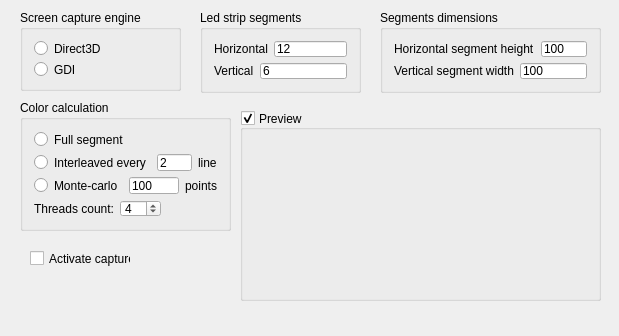
Old version of the form StripCtrl/StripCtrl/StripCtrl.ui in the repository sergrt/stripctrl.
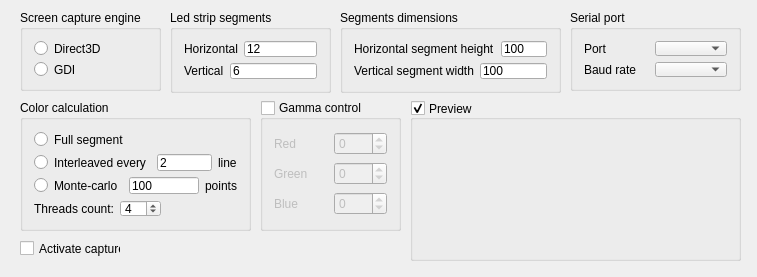
New version of the form. Custom widgets are drawn as their Qt base class.

Commit message: Add stub for serial port. Add gamma correction.

Diff of the .ui file:
```diff
--- a/StripCtrl/StripCtrl/StripCtrl.ui
+++ b/StripCtrl/StripCtrl/StripCtrl.ui
@@ -6,8 +6,8 @@
    <rect>
     <x>0</x>
     <y>0</y>
-    <width>619</width>
-    <height>336</height>
+    <width>757</width>
+    <height>277</height>
    </rect>
   </property>
   <property name="windowTitle">
@@ -17,8 +17,8 @@
    <widget class="QCheckBox" name="activate_">
     <property name="geometry">
      <rect>
-      <x>30</x>
-      <y>250</y>
+      <x>20</x>
+      <y>240</y>
       <width>101</width>
       <height>17</height>
      </rect>
@@ -32,7 +32,7 @@
      <rect>
       <x>20</x>
       <y>10</y>
-      <width>161</width>
+      <width>141</width>
       <height>81</height>
      </rect>
     </property>
@@ -59,7 +59,7 @@
    <widget class="QGroupBox" name="groupBox_2">
     <property name="geometry">
      <rect>
-      <x>200</x>
+      <x>170</x>
       <y>10</y>
       <width>161</width>
       <height>83</height>
@@ -110,10 +110,10 @@
    <widget class="QGroupBox" name="previewBox">
     <property name="geometry">
      <rect>
-      <x>240</x>
-      <y>110</y>
-      <width>361</width>
-      <height>191</height>
+      <x>410</x>
+      <y>100</y>
+      <width>331</width>
+      <height>161</height>
      </rect>
     </property>
     <property name="title">
@@ -141,7 +141,7 @@
    <widget class="QGroupBox" name="groupBox_3">
     <property name="geometry">
      <rect>
-      <x>380</x>
+      <x>340</x>
       <y>10</y>
       <width>221</width>
       <height>83</height>
@@ -194,7 +194,7 @@
      <rect>
       <x>20</x>
       <y>100</y>
-      <width>211</width>
+      <width>231</width>
       <height>131</height>
      </rect>
     </property>
@@ -298,16 +298,133 @@
      </item>
     </layout>
    </widget>
-  </widget>
-  <widget class="QMenuBar" name="menuBar">
-   <property name="geometry">
-    <rect>
-     <x>0</x>
-     <y>0</y>
-     <width>619</width>
-     <height>21</height>
-    </rect>
-   </property>
+   <widget class="QGroupBox" name="groupBox_5">
+    <property name="geometry">
+     <rect>
+      <x>570</x>
+      <y>10</y>
+      <width>171</width>
+      <height>81</height>
+     </rect>
+    </property>
+    <property name="title">
+     <string>Serial port</string>
+    </property>
+    <layout class="QVBoxLayout" name="verticalLayout_3">
+     <item>
+      <layout class="QHBoxLayout" name="horizontalLayout_9">
+       <item>
+        <widget class="QLabel" name="label_8">
+         <property name="text">
+          <string>Port</string>
+         </property>
+        </widget>
+       </item>
+       <item>
+        <widget class="QComboBox" name="serial_port_name"/>
+       </item>
+      </layout>
+     </item>
+     <item>
+      <layout class="QHBoxLayout" name="horizontalLayout_10">
+       <item>
+        <widget class="QLabel" name="label_9">
+         <property name="text">
+          <string>Baud rate</string>
+         </property>
+        </widget>
+       </item>
+       <item>
+        <widget class="QComboBox" name="baud_rate"/>
+       </item>
+      </layout>
+     </item>
+    </layout>
+   </widget>
+   <widget class="QGroupBox" name="use_gamma_correction">
+    <property name="geometry">
+     <rect>
+      <x>260</x>
+      <y>100</y>
+      <width>141</width>
+      <height>131</height>
+     </rect>
+    </property>
+    <property name="title">
+     <string>Gamma control</string>
+    </property>
+    <property name="checkable">
+     <bool>true</bool>
+    </property>
+    <property name="checked">
+     <bool>false</bool>
+    </property>
+    <layout class="QVBoxLayout" name="verticalLayout_6">
+     <item>
+      <layout class="QHBoxLayout" name="horizontalLayout_11">
+       <item>
+        <widget class="QLabel" name="label_10">
+         <property name="text">
+          <string>Red</string>
+         </property>
+        </widget>
+       </item>
+       <item>
+        <widget class="QSpinBox" name="gamma_red">
+         <property name="minimum">
+          <number>-50</number>
+         </property>
+         <property name="maximum">
+          <number>50</number>
+         </property>
+        </widget>
+       </item>
+      </layout>
+     </item>
+     <item>
+      <layout class="QHBoxLayout" name="horizontalLayout_12">
+       <item>
+        <widget class="QLabel" name="label_11">
+         <property name="text">
+          <string>Green</string>
+         </property>
+        </widget>
+       </item>
+       <item>
+        <widget class="QSpinBox" name="gamma_green">
+         <property name="minimum">
+          <number>-50</number>
+         </property>
+         <property name="maximum">
+          <number>50</number>
+         </property>
+        </widget>
+       </item>
+      </layout>
+     </item>
+     <item>
+      <layout class="QHBoxLayout" name="horizontalLayout_13">
+       <item>
+        <widget class="QLabel" name="label_12">
+         <property name="text">
+          <string>Blue</string>
+         </property>
+        </widget>
+       </item>
+       <item>
+        <widget class="QSpinBox" name="gamma_blue">
+         <property name="minimum">
+          <number>-50</number>
+         </property>
+         <property name="maximum">
+          <number>50</number>
+         </property>
+        </widget>
+       </item>
+      </layout>
+     </item>
+    </layout>
+   </widget>
   </widget>
  </widget>
  <layoutdefault spacing="6" margin="11"/>
```
Left out of the diff: 2 changed lines with no effect on the pictures. The commit also changes 12 other files.
